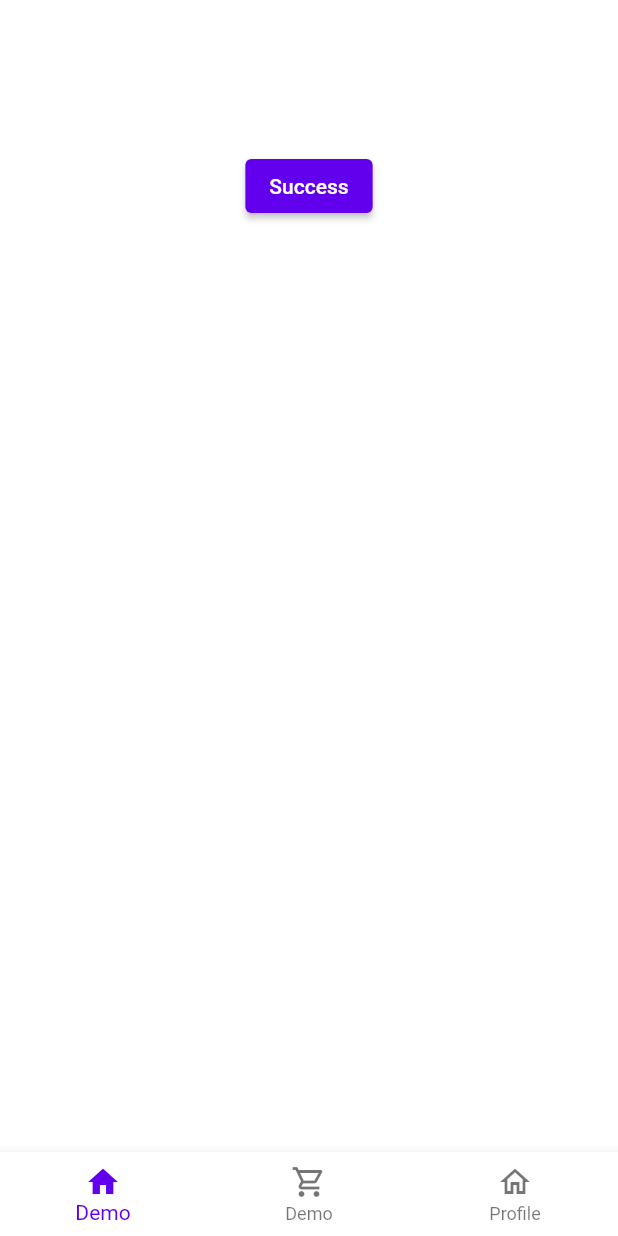
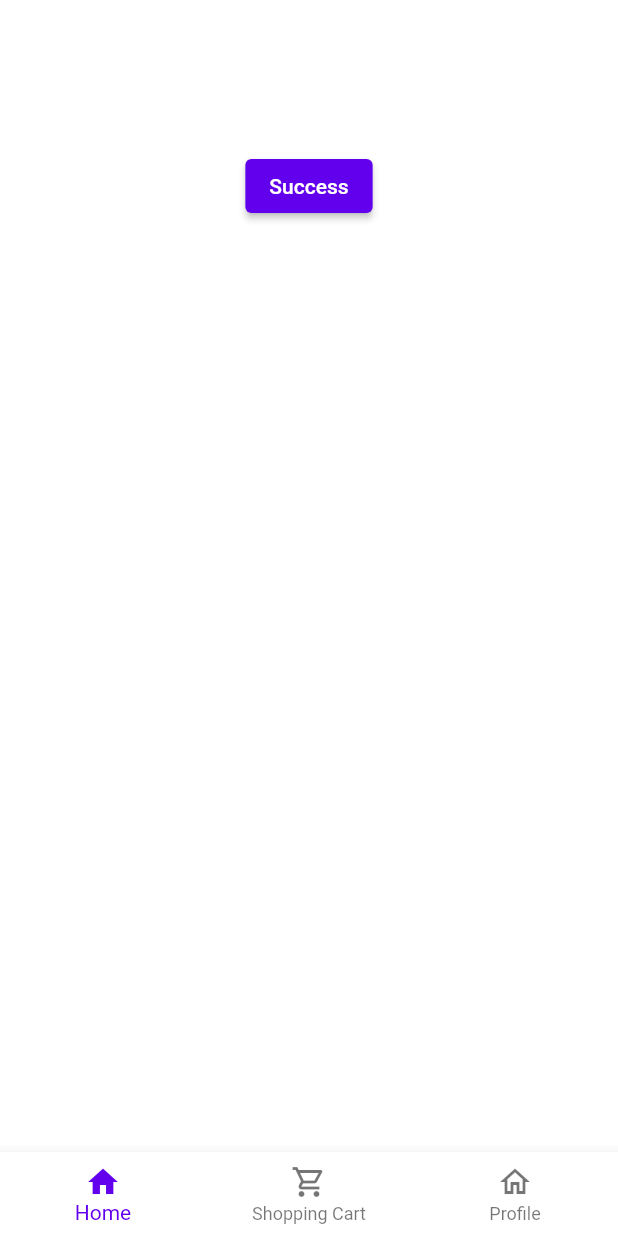
Before and after one commit to fluffysheepcloud/PieceOfCake, a Flutter app: the screen it shows after launch, on a phone screen of 412 x 824 dp. Run offline on Flutter 3.47's test engine with Material 2 defaults, Android fonts, the phone set to English and light mode, and no system bars; our stand-ins replace fluttertoast.

Commit message:
Update index.dart

```diff
--- a/front-end/lib/pages/index.dart
+++ b/front-end/lib/pages/index.dart
@@ -33,12 +33,12 @@ class _IndexState extends State<Index> {
         items: const [
           BottomNavigationBarItem(
             icon: Icon(Icons.home_outlined),
-            label: "Demo",
-            activeIcon: Icon(Icons.home)
+            label: "Home",
+            activeIcon: Icon(Icons.home),
           ),
           BottomNavigationBarItem(
               icon: Icon(Icons.shopping_cart_outlined),
-              label: "Demo",
+              label: "Shopping Cart",
               activeIcon: Icon(Icons.shopping_cart)
           ),
           BottomNavigationBarItem(
```
